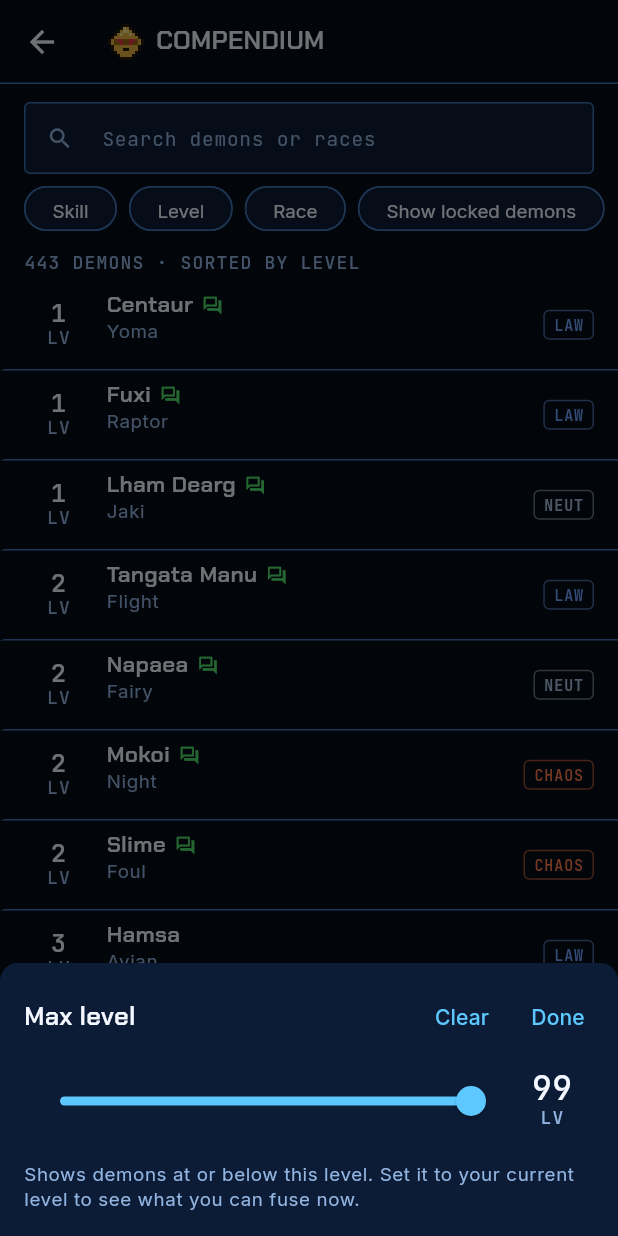
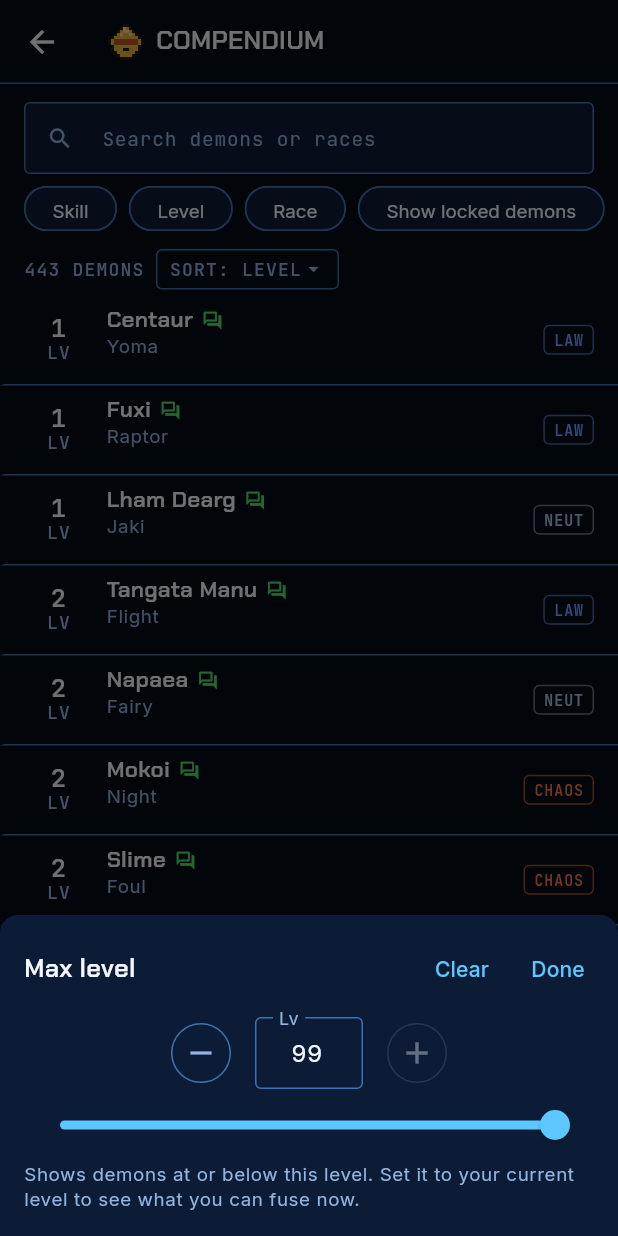
Before and after one commit to ctorres345/Demonica, a Flutter app: the CompendiumScreen screen opened directly, after a tap on "Level", on a phone screen of 412 x 824 dp. Run offline on Flutter 3.47's test engine with Material 3 defaults, Android fonts, the phone set to English and light mode, and no system bars; our stand-ins replace file_picker, flutter_riverpod, go_router, shared_preferences; accounts and stored records are empty.

Commit message:
DEM-25: Compendium sort by level, name or race; -/+ and typed level
Co-Authored-By: Claude Opus 5.5 <noreply@anthropic.com>
Claude-Session: https://claude.ai/code/session_01GFC3Shob5oLqZpm6VCbfxQ

```diff
--- a/lib/app/providers.dart
+++ b/lib/app/providers.dart
@@ -208,9 +208,20 @@ final fusionSettingsProvider = Provider<FusionSettings>(
       FusionSettings(disabledDemons: ref.watch(settingsProvider.select((s) => s.disabledDemons))),
 );
 
+/// How the compendium list is ordered.
+enum DemonSort {
+  level('Level'),
+  name('Name'),
+  race('Race');
+
+  const DemonSort(this.label);
+  final String label;
+}
+
 /// Compendium filters.
 class CompendiumFilter {
   const CompendiumFilter({
+    this.sort = DemonSort.level,
     this.query = '',
     this.races = const {},
     this.maxLevel,
@@ -218,6 +229,7 @@ class CompendiumFilter {
     this.showDisabled = false,
   });
 
+  final DemonSort sort;
   final String query;
   final Set<String> races;
   final int? maxLevel;
@@ -229,12 +241,14 @@ class CompendiumFilter {
   bool get isActive => races.isNotEmpty || maxLevel != null || skill != null;
 
   CompendiumFilter copyWith({
+    DemonSort? sort,
     String? query,
     Set<String>? races,
     int? Function()? maxLevel,
     String? Function()? skill,
     bool? showDisabled,
   }) => CompendiumFilter(
+    sort: sort ?? this.sort,
     query: query ?? this.query,
     races: races ?? this.races,
     maxLevel: maxLevel != null ? maxLevel() : this.maxLevel,
@@ -247,6 +261,7 @@ class CompendiumFilterNotifier extends Notifier<CompendiumFilter> {
   @override
   CompendiumFilter build() => const CompendiumFilter();
 
+  void setSort(DemonSort s) => state = state.copyWith(sort: s);
   void setQuery(String q) => state = state.copyWith(query: q);
   void toggleRace(String race) {
     final s = {...state.races};
@@ -258,22 +273,23 @@ class CompendiumFilterNotifier extends Notifier<CompendiumFilter> {
   void setMaxLevel(int? lvl) => state = state.copyWith(maxLevel: () => lvl);
   void setSkill(String? skill) => state = state.copyWith(skill: () => skill);
   void setShowDisabled(bool v) => state = state.copyWith(showDisabled: v);
-  void clear() => state = CompendiumFilter(query: state.query);
-  void clearAll() => state = const CompendiumFilter();
+  void clear() => state = CompendiumFilter(query: state.query, sort: state.sort);
+  void clearAll() => state = CompendiumFilter(sort: state.sort);
 }
 
 final compendiumFilterProvider = NotifierProvider<CompendiumFilterNotifier, CompendiumFilter>(
   CompendiumFilterNotifier.new,
 );
 
-/// Demons matching the current filter, sorted by level.
+/// Demons matching the current filter, in the chosen order. Name and race
+/// order fall back to level, so each race reads from weakest to strongest.
 final filteredDemonsProvider = Provider<List<Demon>>((ref) {
   final data = ref.watch(gameDataProvider).value;
   if (data == null) return const [];
   final f = ref.watch(compendiumFilterProvider);
   final fusion = ref.watch(fusionSettingsProvider);
   final q = f.query.trim().toLowerCase();
-  return [
+  final list = [
     for (final d in data.demonsByLevel)
       if ((f.showDisabled || fusion.isEnabled(d.name)) &&
           (q.isEmpty || d.name.toLowerCase().contains(q) || d.race.toLowerCase().contains(q)) &&
@@ -282,6 +298,19 @@ final filteredDemonsProvider = Provider<List<Demon>>((ref) {
           (f.skill == null || d.skills.any((s) => s.name == f.skill)))
         d,
   ];
+  switch (f.sort) {
+    case DemonSort.level:
+      break; // demonsByLevel is already in level order.
+    case DemonSort.name:
+      list.sort((a, b) => a.name.toLowerCase().compareTo(b.name.toLowerCase()));
+    case DemonSort.race:
+      // List.sort is not stable, so compare levels explicitly.
+      list.sort((a, b) {
+        final byRace = a.race.compareTo(b.race);
+        return byRace != 0 ? byRace : a.level.compareTo(b.level);
+      });
+  }
+  return list;
 });
 
 /// Tree view preferences.
--- a/lib/design_system/components.dart
+++ b/lib/design_system/components.dart
@@ -1,4 +1,5 @@
 import 'package:flutter/material.dart';
+import 'package:flutter/services.dart';
 import 'package:fusion_core/fusion_core.dart';
 
 import 'tokens.dart';
@@ -382,8 +383,9 @@ class SheetHeader extends StatelessWidget {
   }
 }
 
-/// Opens a bottom sheet with a 1 to 99 level slider. [onChanged] gets the
-/// level when the slider is released, and null when the user taps Clear.
+/// Opens a bottom sheet to pick a level from 1 to 99 with -/+ buttons, a
+/// number field or a slider. [onChanged] gets each new level (the slider
+/// reports on release), and null when the user taps Clear.
 Future<void> showLevelSheet(
   BuildContext context, {
   required String title,
@@ -393,8 +395,12 @@ Future<void> showLevelSheet(
 }) {
   return showModalBottomSheet(
     context: context,
-    builder: (ctx) =>
-        _LevelSheet(title: title, help: help, initial: current ?? 99, onChanged: onChanged),
+    // Lets the sheet move above the keyboard while the number field is used.
+    isScrollControlled: true,
+    builder: (ctx) => Padding(
+      padding: EdgeInsets.only(bottom: MediaQuery.viewInsetsOf(ctx).bottom),
+      child: _LevelSheet(title: title, help: help, initial: current ?? 99, onChanged: onChanged),
+    ),
   );
 }
 
@@ -415,7 +421,22 @@ class _LevelSheet extends StatefulWidget {
 }
 
 class _LevelSheetState extends State<_LevelSheet> {
-  late double _v = widget.initial.toDouble();
+  late int _v = widget.initial;
+  late final _field = TextEditingController(text: '$_v');
+
+  @override
+  void dispose() {
+    _field.dispose();
+    super.dispose();
+  }
+
+  /// Sets the level from the buttons or the slider, and reports it.
+  void _set(int v, {bool report = true, bool syncField = true}) {
+    final next = v.clamp(1, 99);
+    setState(() => _v = next);
+    if (syncField) _field.text = '$next';
+    if (report) widget.onChanged(next);
+  }
 
   @override
   Widget build(BuildContext context) {
@@ -433,23 +454,56 @@ class _LevelSheetState extends State<_LevelSheet> {
           Padding(
             padding: const EdgeInsets.symmetric(horizontal: Space.x4),
             child: Row(
+              mainAxisAlignment: MainAxisAlignment.center,
               children: [
-                Expanded(
-                  child: Slider(
-                    value: _v,
-                    min: 1,
-                    max: 99,
-                    divisions: 98,
-                    onChanged: (v) => setState(() => _v = v),
-                    onChangeEnd: (v) => widget.onChanged(v.round()),
+                IconButton.outlined(
+                  tooltip: 'Level down',
+                  icon: const Icon(Icons.remove),
+                  onPressed: _v > 1 ? () => _set(_v - 1) : null,
+                ),
+                const SizedBox(width: Space.x3),
+                SizedBox(
+                  width: 72,
+                  child: TextField(
+                    key: const Key('level-field'),
+                    controller: _field,
+                    textAlign: TextAlign.center,
+                    keyboardType: TextInputType.number,
+                    inputFormatters: [
+                      FilteringTextInputFormatter.digitsOnly,
+                      LengthLimitingTextInputFormatter(2),
+                    ],
+                    decoration: const InputDecoration(labelText: 'Lv', isDense: true),
+                    onChanged: (t) {
+                      final n = int.tryParse(t);
+                      if (n != null && n >= 1) _set(n, syncField: n > 99);
+                    },
+                    onSubmitted: (_) => Navigator.pop(context),
                   ),
                 ),
-                SizedBox(width: 56, child: LevelBadge(_v.round(), size: 22)),
+                const SizedBox(width: Space.x3),
+                IconButton.outlined(
+                  tooltip: 'Level up',
+                  icon: const Icon(Icons.add),
+                  onPressed: _v < 99 ? () => _set(_v + 1) : null,
+                ),
               ],
             ),
           ),
           Padding(
-            padding: const EdgeInsets.all(Space.x4),
+            padding: const EdgeInsets.symmetric(horizontal: Space.x4),
+            child: Slider(
+              value: _v.toDouble(),
+              min: 1,
+              max: 99,
+              divisions: 98,
+              label: '$_v',
+              onChanged: (v) => _set(v.round(), report: false),
+              onChangeEnd: (v) => widget.onChanged(v.round()),
+            ),
+          ),
+          Padding(
+            padding: const EdgeInsets.fromLTRB(Space.x4, 0, Space.x4, Space.x4),
             child: Text(widget.help, style: context.tt.bodySmall),
           ),
         ],
--- a/lib/features/compendium/compendium_screen.dart
+++ b/lib/features/compendium/compendium_screen.dart
@@ -143,9 +143,11 @@ class _CompendiumScreenState extends ConsumerState<CompendiumScreen> {
               padding: const EdgeInsets.fromLTRB(Space.x4, Space.x1, Space.x4, Space.x1),
               child: Row(
                 children: [
-                  Text(
-                    '${demons.length} demons · sorted by level'.toUpperCase(),
-                    style: context.tt.labelSmall,
+                  Text('${demons.length} demons'.toUpperCase(), style: context.tt.labelSmall),
+                  const SizedBox(width: Space.x2),
+                  _SortButton(
+                    sort: filter.sort,
+                    onSelected: ref.read(compendiumFilterProvider.notifier).setSort,
                   ),
                   const Spacer(),
                   if (filter.isActive)
@@ -230,3 +232,37 @@ class _CompendiumScreenState extends ConsumerState<CompendiumScreen> {
     );
   }
 }
+
+/// "Sort: Level ▾" next to the count line. Opens a menu of [DemonSort]s.
+class _SortButton extends StatelessWidget {
+  const _SortButton({required this.sort, required this.onSelected});
+  final DemonSort sort;
+  final ValueChanged<DemonSort> onSelected;
+
+  @override
+  Widget build(BuildContext context) {
+    final dc = context.dc;
+    return PopupMenuButton<DemonSort>(
+      tooltip: 'Change sort order',
+      initialValue: sort,
+      onSelected: onSelected,
+      itemBuilder: (_) => [
+        for (final s in DemonSort.values) PopupMenuItem(value: s, child: Text(s.label)),
+      ],
+      child: Container(
+        padding: const EdgeInsets.symmetric(horizontal: Space.x2, vertical: Space.x1),
+        decoration: BoxDecoration(
+          border: Border.all(color: dc.outline),
+          borderRadius: Radii.borderSmall,
+        ),
+        child: Row(
+          mainAxisSize: MainAxisSize.min,
+          children: [
+            Text('Sort: ${sort.label}'.toUpperCase(), style: context.tt.labelSmall),
+            Icon(Icons.arrow_drop_down, size: 16, color: dc.textMuted),
+          ],
+        ),
+      ),
+    );
+  }
+}
```
Also changed, not shown: 1 other file.
